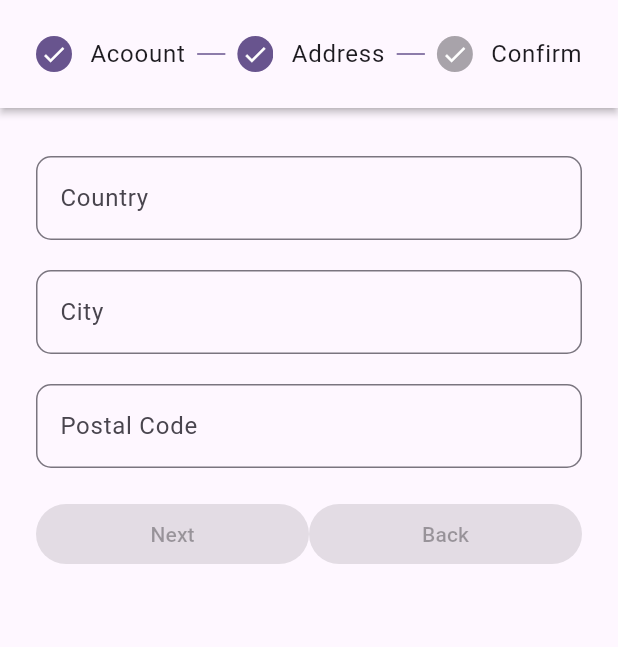
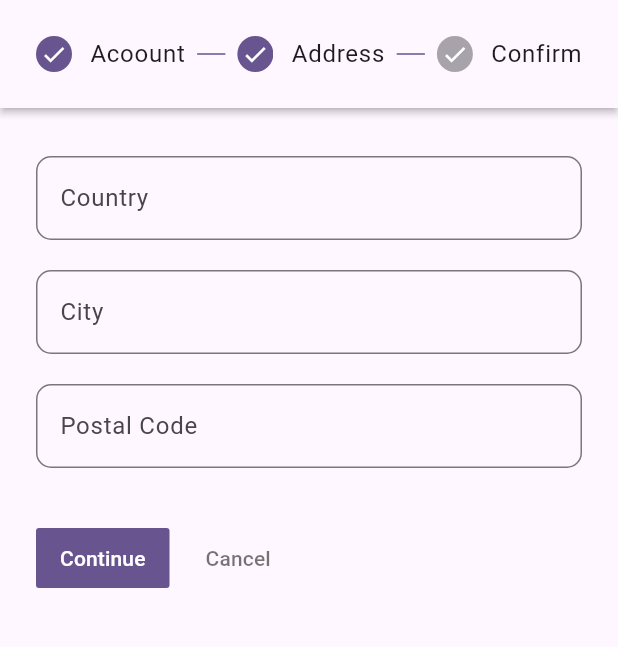
Before and after one commit to YousafNiz/account-detail-form, a Flutter app: the screen it shows after launch, after a tap on "Address", on a phone screen of 412 x 824 dp, the part 84-731 px from its top. Run offline on Flutter 3.47's test engine with Material 3 defaults, Android fonts, the phone set to English and light mode, and no system bars.

Commit message:
app done

```diff
--- a/lib/home_screen.dart
+++ b/lib/home_screen.dart
@@ -15,7 +15,6 @@ class _HomeScreenState extends State<HomeScreen> {
   final TextEditingController email = TextEditingController();
   final TextEditingController password = TextEditingController();
   final TextEditingController confirm = TextEditingController();
-
   final TextEditingController country = TextEditingController();
   final TextEditingController city = TextEditingController();
   final TextEditingController postalCode = TextEditingController();
@@ -173,28 +172,31 @@ class _HomeScreenState extends State<HomeScreen> {
             _activeStepIndex = index;
           });
         },
-        controlsBuilder: (BuildContext, context,
-            {onStepContinue, onStepCancel}) {
-          final isLastStep = _activeStepIndex == stepList().length - 1;
-          return Row(
-            children: [
-              Expanded(
-                child: ElevatedButton(
-                  onPressed: onStepContinue,
-                  child:
-                      (isLastStep) ? const Text('Submit') : const Text('Next'),
-                ),
-              ),
-              const SizedBox(
-                height: 20,
-              ),
-              if (_activeStepIndex > 0)
-                Expanded(
-                    child: ElevatedButton(
-                        onPressed: onStepCancel, child: const Text('Back'))),
-            ],
-          );
-        },
+        // controlsBuilder: (dynamic, context, {onStepContinue, onStepCancel}) {
+        //   final isLastStep = _activeStepIndex == stepList().length - 1;
+        //   return Row(
+        //     children: [
+        //       Expanded(
+        //         child: ElevatedButton(
+        //           onPressed: onStepContinue,
+        //           child: (isLastStep)
+        //               ? const Text('Submit')
+        //               : const Text(
+        //                   'Next',
+        //                   style: TextStyle(color: Colors.blue),
+        //                 ),
+        //         ),
+        //       ),
+        //       const SizedBox(
+        //         height: 20,
+        //       ),
+        //       if (_activeStepIndex > 0)
+        //         Expanded(
+        //             child: ElevatedButton(
+        //                 onPressed: onStepCancel, child: const Text('Back'))),
+        //     ],
+        //   );
+        // },
       ),
     );
   }
```
